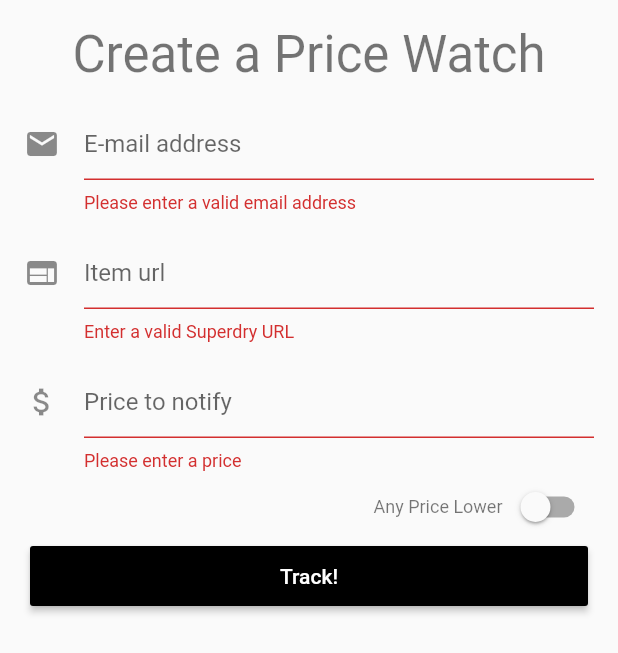
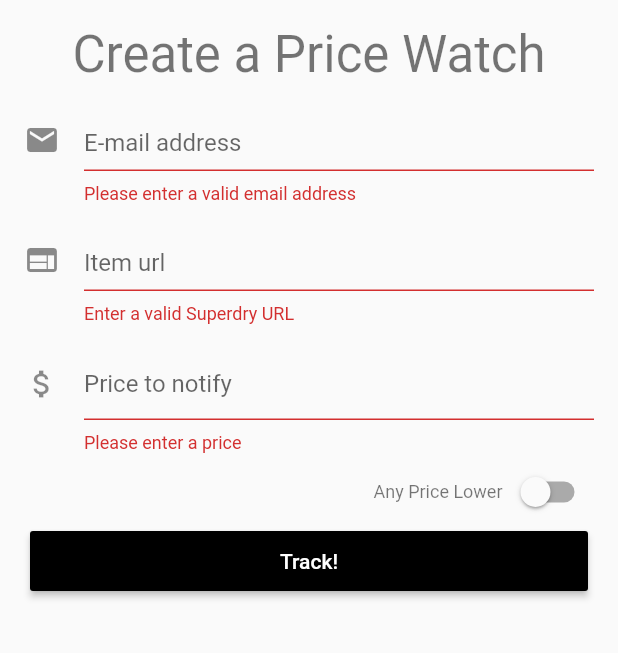
Before and after one commit to skirillex/Price_Database_Site, a Flutter app: the GetNotifiedForm widget shown alone on an empty page, opened directly, on a phone screen of 412 x 824 dp. Shown: the top 653 px of the screen. Run offline on Flutter 3.47's test engine with Material 2 defaults, Android fonts, the phone set to English and light mode, and no system bars; our stand-ins replace charts_flutter, fluro; network calls fail; statements that could not run were skipped.

Commit message:
fixed bug where textfields would change size before and after error message

```diff
--- a/lib/Widgets/GetNotifiedForm.dart
+++ b/lib/Widgets/GetNotifiedForm.dart
@@ -135,7 +135,9 @@ class GetNotifiedFormState extends State<GetNotifiedForm>
                             child: Text('Create a Price Watch',
                                 style: Theme.of(context).textTheme.display1),
                           ),
-                          Padding(
+                          Container(
+                            height: 80,
+                            child: Padding(
                               padding: EdgeInsets.all(8),
                               child: TextFormField(
                                 validator: (val) =>
@@ -145,7 +147,10 @@ class GetNotifiedFormState extends State<GetNotifiedForm>
                                 controller: emailController,
                               ),
                             ),
-                          Padding(
+                          ),
+                          Container(
+                            height: 80,
+                            child: Padding(
                               padding: EdgeInsets.all(8),
                               child: TextFormField(
                                 validator: (val) => isValidWebsite(val)
@@ -155,6 +160,10 @@ class GetNotifiedFormState extends State<GetNotifiedForm>
                                 controller: itemUrlController,
                               ),
                             ),
+                          ),
+                          Container(
+                            height: 80,
+                              child:
                           Padding(
                             padding: EdgeInsets.only(left: 8, right: 8, top: 8,),
                             child: TextFormField(
@@ -167,7 +176,7 @@ class GetNotifiedFormState extends State<GetNotifiedForm>
                               controller: priceController,
                               inputFormatters: [WhitelistingTextInputFormatter.digitsOnly],
                             ),
-                          ),
+                          ),),
                           Align(
                             alignment: Alignment.centerRight,
                             child: Padding(
```
Lines whose indentation alone changed are shown as unchanged.
